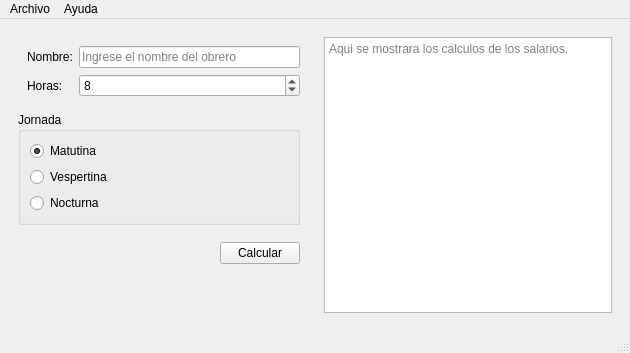
This is salarios.ui in Erik68e/P59-Qt-Salarios as Qt 5 draws it before an edit. The edited form follows.
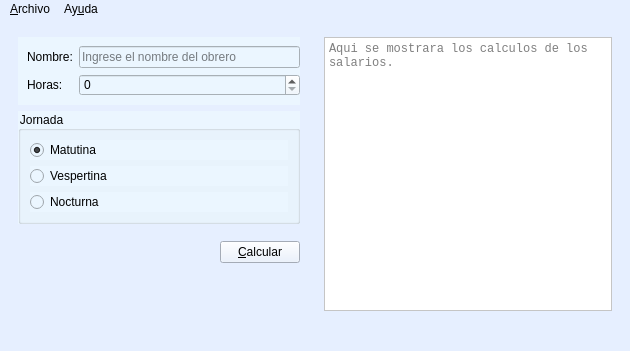
This is the edited form. Icons and pictures are not drawn.

Commit message: Calcular y guardar datos

What changed in the file:
```diff
--- a/salarios.ui
+++ b/salarios.ui
@@ -7,12 +7,19 @@
     <x>0</x>
     <y>0</y>
     <width>630</width>
-    <height>353</height>
+    <height>351</height>
    </rect>
   </property>
   <property name="windowTitle">
    <string>Salarios</string>
   </property>
+  <property name="windowIcon">
+   <iconset resource="rescurso.qrc">
+    <normaloff>:/Recurso/salario.png</normaloff>:/Recurso/salario.png</iconset>
+  </property>
+  <property name="styleSheet">
+   <string notr="true">background-color: rgb(230, 239, 255);</string>
+  </property>
   <widget class="QWidget" name="centralwidget">
    <layout class="QHBoxLayout" name="horizontalLayout_2">
     <item>
@@ -29,9 +36,15 @@
         <height>0</height>
        </size>
       </property>
+      <property name="styleSheet">
+       <string notr="true"/>
+      </property>
       <layout class="QVBoxLayout" name="verticalLayout_2">
        <item>
         <widget class="QWidget" name="widget_3" native="true">
+         <property name="styleSheet">
+          <string notr="true">background-color: rgb(235, 246, 255);</string>
+         </property>
          <layout class="QFormLayout" name="formLayout">
           <property name="rightMargin">
            <number>0</number>
@@ -66,7 +79,7 @@
              <number>2</number>
             </property>
             <property name="value">
-             <number>8</number>
+             <number>0</number>
             </property>
            </widget>
           </item>
@@ -75,6 +88,9 @@
        </item>
        <item>
         <widget class="QGroupBox" name="groupBox">
+         <property name="styleSheet">
+          <string notr="true">background-color: rgb(235, 246, 255);</string>
+         </property>
          <property name="title">
           <string>Jornada</string>
          </property>
@@ -131,7 +147,7 @@
           <item>
            <widget class="QPushButton" name="cmdCalcular">
             <property name="text">
-             <string>Calcular</string>
+             <string>&amp;Calcular</string>
             </property>
            </widget>
           </item>
@@ -156,9 +172,20 @@
     </item>
     <item>
      <widget class="QWidget" name="widget_2" native="true">
+      <property name="styleSheet">
+       <string notr="true"/>
+      </property>
       <layout class="QVBoxLayout" name="verticalLayout_3">
        <item>
         <widget class="QPlainTextEdit" name="outResultado">
+         <property name="font">
+          <font>
+           <family>Consolas</family>
+          </font>
+         </property>
+         <property name="styleSheet">
+          <string notr="true">background-color: rgb(255, 255, 255);</string>
+         </property>
          <property name="readOnly">
           <bool>true</bool>
          </property>
@@ -183,7 +210,7 @@
    </property>
    <widget class="QMenu" name="menuArchivo">
     <property name="title">
-     <string>Archivo</string>
+     <string>&amp;Archivo</string>
     </property>
     <addaction name="actionNuevo"/>
     <addaction name="actionAbrir"/>
@@ -195,7 +222,7 @@
    </widget>
    <widget class="QMenu" name="menuAyuda">
     <property name="title">
-     <string>Ayuda</string>
+     <string>Ay&amp;uda</string>
     </property>
     <addaction name="actionAcerca_de_Salarios"/>
    </widget>
```
Left out of the diff: 31 changed lines with no effect on the pictures. The commit also changes 9 other files.
